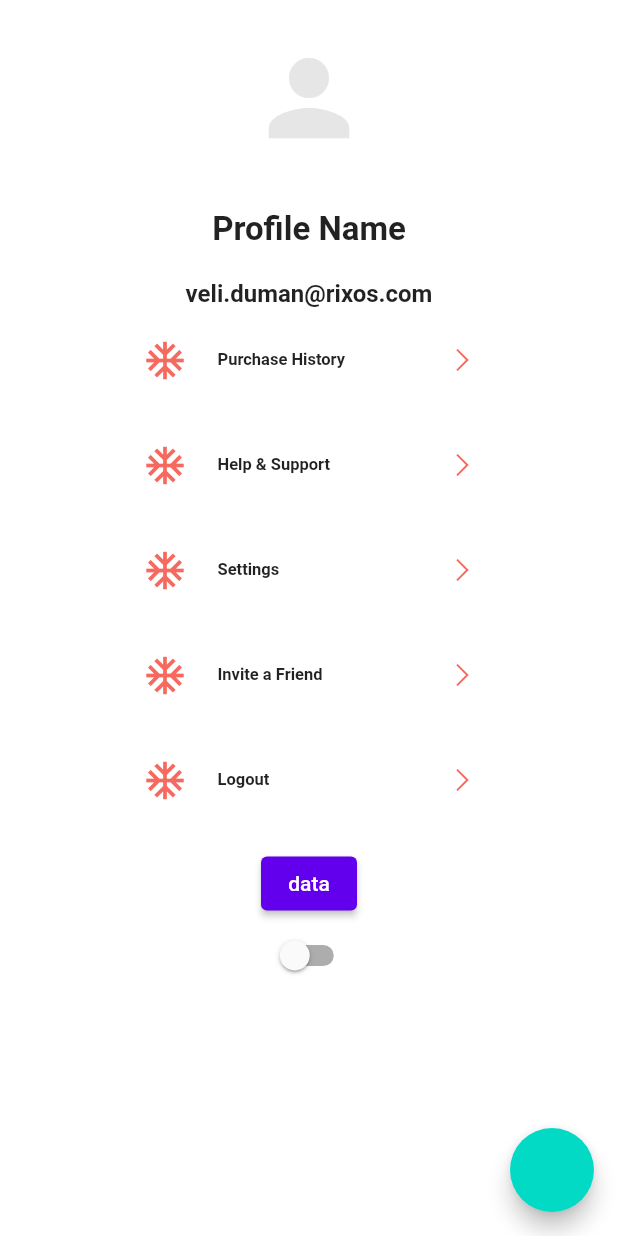
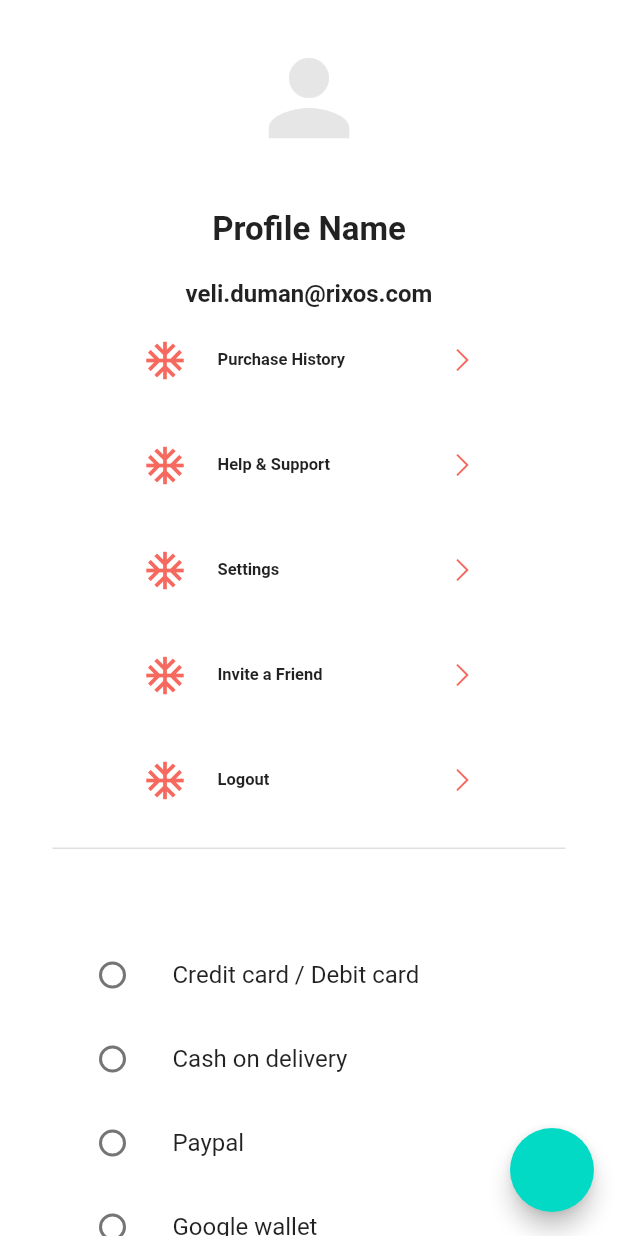
Before and after one commit to Firat-Gulec/rxs_profileview_fg, a Flutter app: the screen it shows after launch, on a phone screen of 412 x 824 dp. Run offline on Flutter 3.47's test engine with Material 2 defaults, Android fonts, the phone set to English and light mode, and no system bars; our stand-ins replace line_awesome_flutter.

Commit message:
ExpansionTile works

```diff
--- a/lib/profile_view.dart
+++ b/lib/profile_view.dart
@@ -18,6 +18,13 @@ class _ProfileViewState extends State<ProfileView> {
       ChangeThemeButtonWidget();
     });
   }
+int value = 0;
+  final paymentLabels = [
+  'Credit card / Debit card',
+  'Cash on delivery',
+  'Paypal',
+  'Google wallet',
+];
 
   @override
   Widget build(BuildContext context) {
@@ -96,6 +103,26 @@ class _ProfileViewState extends State<ProfileView> {
                       ),
                     ],
                   ),
+ExpansionTile(
+                title: const Text('Transaction Details'),
+                textColor: Colors.white,
+                iconColor: Colors.white,
+                initiallyExpanded: true,
+                maintainState: true,
+                children: List.generate(paymentLabels.length, (index) {
+                  return ListTile(
+                      leading: Radio(
+                        //activeColor: kPrimaryColor,
+                        value: index,
+                        groupValue: 5,
+                        onChanged: (i) => setState(() => value = index),
+                      ),
+                      title: Text(
+                        paymentLabels[index],
+                      ));
+                }),
+              ),
+
                   ElevatedButton(onPressed: () {}, child: Text('data')),
                   ChangeThemeButtonWidget()
                 ],
```
